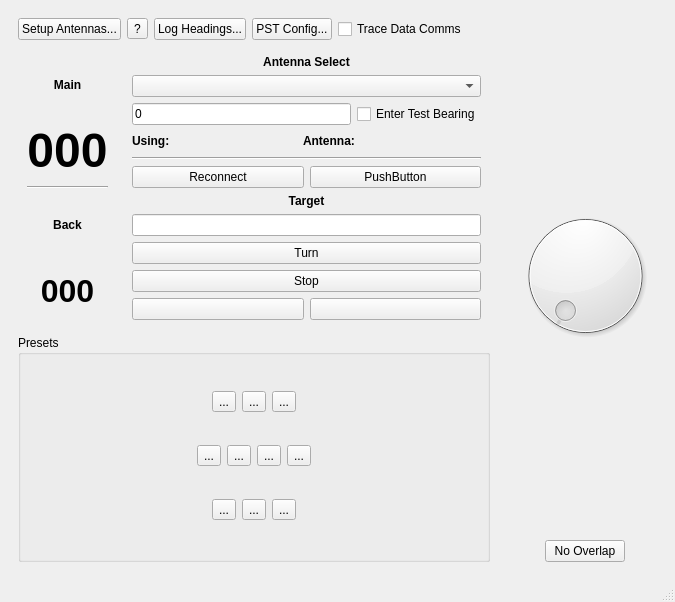
Old version of the form mqt/MqtRotator/rotatormainwindow.ui in the repository Rsclub22/Minos2-Mirror.
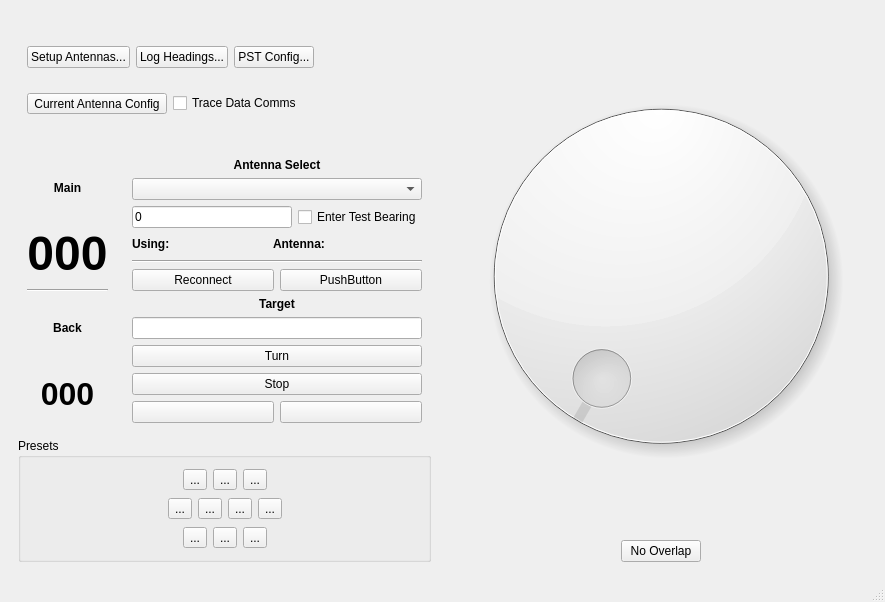
New version of the form. Custom widgets are drawn as their Qt base class.

Commit message: Improve Current config wording

```diff
--- a/mqt/MqtRotator/rotatormainwindow.ui
+++ b/mqt/MqtRotator/rotatormainwindow.ui
@@ -9,7 +9,7 @@
    <rect>
     <x>0</x>
     <y>0</y>
-    <width>675</width>
+    <width>885</width>
     <height>602</height>
    </rect>
   </property>
@@ -22,7 +22,10 @@
      <widget class="QFrame" name="antFrame">
       <layout class="QVBoxLayout" name="verticalLayout_16">
        <item>
-        <layout class="QHBoxLayout" name="horizontalLayout_11">
+        <widget class="QFrame" name="buttonFrame">
+         <layout class="QVBoxLayout" name="verticalLayout_17">
+          <item>
+           <layout class="QHBoxLayout" name="horizontalLayout_12">
          <item>
           <widget class="QPushButton" name="setupAntennas">
            <property name="text">
@@ -30,16 +33,6 @@
            </property>
           </widget>
          </item>
-         <item>
-          <widget class="QToolButton" name="aboutRC">
-           <property name="toolTip">
-            <string>About Rotator Config</string>
-           </property>
-           <property name="text">
-            <string>?</string>
-           </property>
-          </widget>
-         </item>
          <item>
           <widget class="QPushButton" name="logHeadings">
            <property name="text">
@@ -55,6 +48,33 @@
           </widget>
          </item>
          <item>
+             <spacer name="horizontalSpacer_11">
+              <property name="orientation">
+               <enum>Qt::Horizontal</enum>
+              </property>
+              <property name="sizeHint" stdset="0">
+               <size>
+                <width>40</width>
+                <height>20</height>
+               </size>
+              </property>
+             </spacer>
+            </item>
+           </layout>
+          </item>
+          <item>
+           <layout class="QHBoxLayout" name="horizontalLayout_11">
+            <item>
+             <widget class="QToolButton" name="aboutRC">
+              <property name="toolTip">
+               <string>About Rotator Config</string>
+              </property>
+              <property name="text">
+               <string>Current Antenna Config</string>
+              </property>
+             </widget>
+            </item>
+            <item>
           <widget class="QCheckBox" name="traceDataComms">
            <property name="text">
             <string>Trace Data Comms</string>
@@ -62,7 +82,7 @@
           </widget>
          </item>
          <item>
-          <spacer name="horizontalSpacer_11">
+             <spacer name="horizontalSpacer_12">
            <property name="orientation">
             <enum>Qt::Horizontal</enum>
            </property>
@@ -75,6 +95,9 @@
           </spacer>
          </item>
         </layout>
+          </item>
+         </layout>
+        </widget>
        </item>
        <item>
         <layout class="QHBoxLayout" name="horizontalLayout_4">
```
Lines whose indentation alone changed are shown as unchanged. The commit also changes 1 other file.
